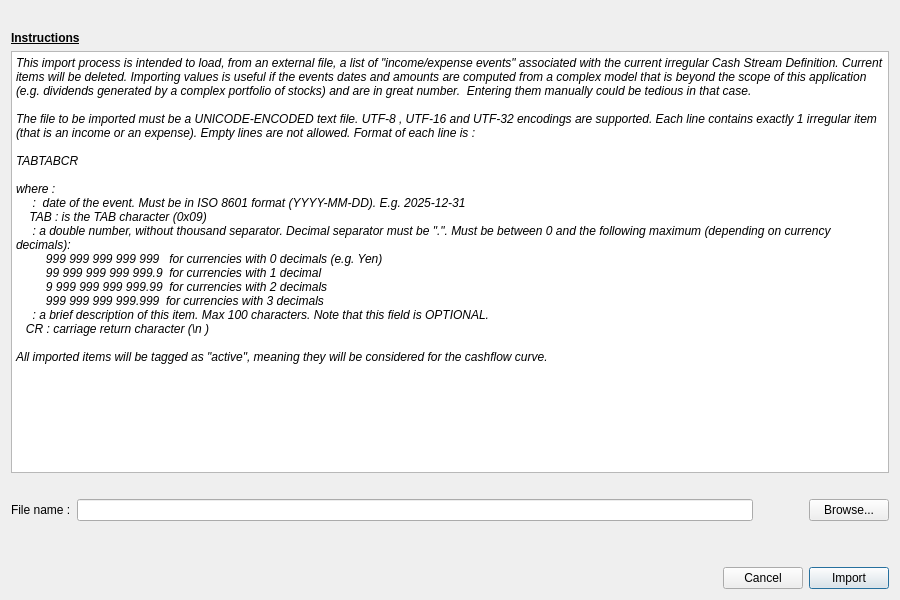
Before: the Qt Designer form src/loadirregulartextfiledialog.ui in redmoon1945/gbp, drawn with Qt 5.
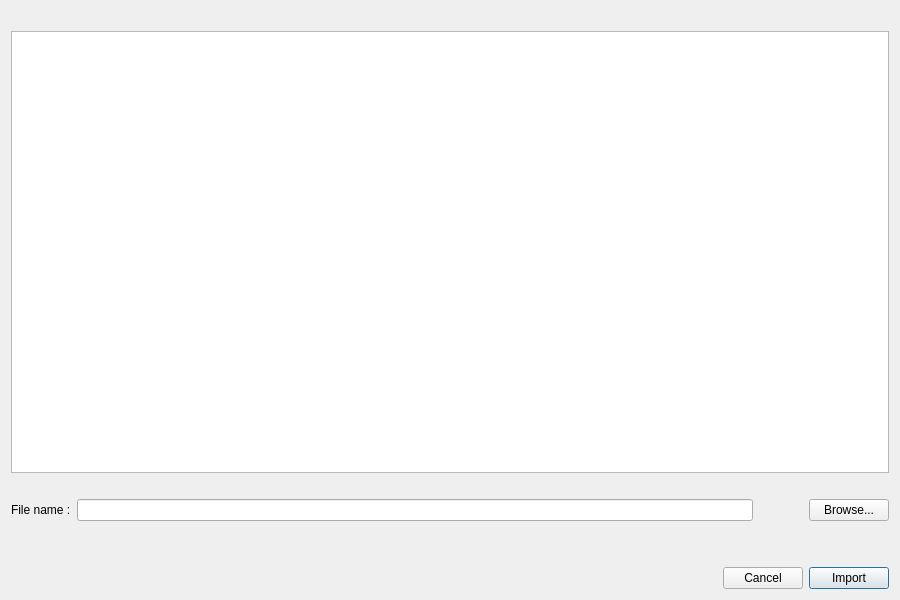
After: the same form once the commit is applied.

Diff of the .ui file:
```diff
--- a/src/loadirregulartextfiledialog.ui
+++ b/src/loadirregulartextfiledialog.ui
@@ -36,48 +36,10 @@
       </spacer>
      </item>
      <item>
-      <widget class="QLabel" name="instructionslabel">
-       <property name="font">
-        <font>
-         <bold>true</bold>
-         <underline>true</underline>
-        </font>
-       </property>
-       <property name="text">
-        <string>Instructions</string>
-       </property>
-      </widget>
-     </item>
-     <item>
-      <widget class="QPlainTextEdit" name="instructionsPlainTextEdit">
-       <property name="font">
-        <font>
-         <italic>true</italic>
-        </font>
-       </property>
+      <widget class="QTextEdit" name="instructionsTextEdit">
        <property name="readOnly">
         <bool>true</bool>
        </property>
-       <property name="plainText">
-        <string>This import process is intended to load, from an external file, a list of &quot;income/expense events&quot; associated with the current irregular Cash Stream Definition. Current items will be deleted. Importing values is useful if the events dates and amounts are computed from a complex model that is beyond the scope of this application (e.g. dividends generated by a complex portfolio of stocks) and are in great number.  Entering them manually could be tedious in that case.
-
-The file to be imported must be a UNICODE-ENCODED text file. UTF-8 , UTF-16 and UTF-32 encodings are supported. Each line contains exactly 1 irregular item (that is an income or an expense). Empty lines are not allowed. Format of each line is :
-
-&lt;date&gt;TAB&lt;amount&gt;TAB&lt;notes&gt;CR
-
-where :
-    &lt;date&gt; :  date of the event. Must be in ISO 8601 format (YYYY-MM-DD). E.g. 2025-12-31
-    TAB : is the TAB character (0x09)
-    &lt;amount&gt; : a double number, without thousand separator. Decimal separator must be &quot;.&quot;. Must be between 0 and the following maximum (depending on currency decimals):
-         999 999 999 999 999   for currencies with 0 decimals (e.g. Yen)
-         99 999 999 999 999.9  for currencies with 1 decimal
-         9 999 999 999 999.99  for currencies with 2 decimals
-         999 999 999 999.999  for currencies with 3 decimals
-    &lt;notes&gt; : a brief description of this item. Max 100 characters. Note that this field is OPTIONAL. 
-   CR : carriage return character (\n )
-
-All imported items will be tagged as &quot;active&quot;, meaning they will be considered for the cashflow curve.</string>
-       </property>
       </widget>
      </item>
      <item>
```
